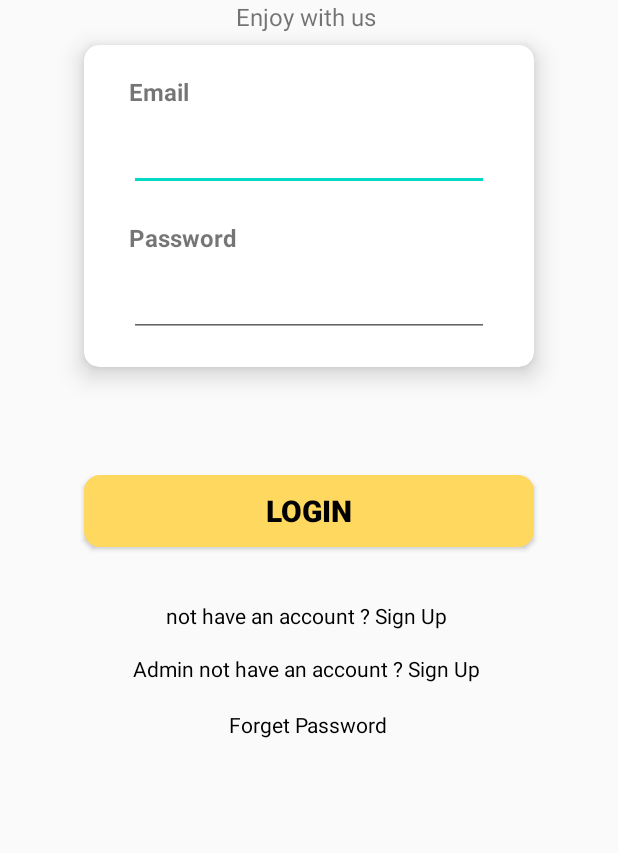
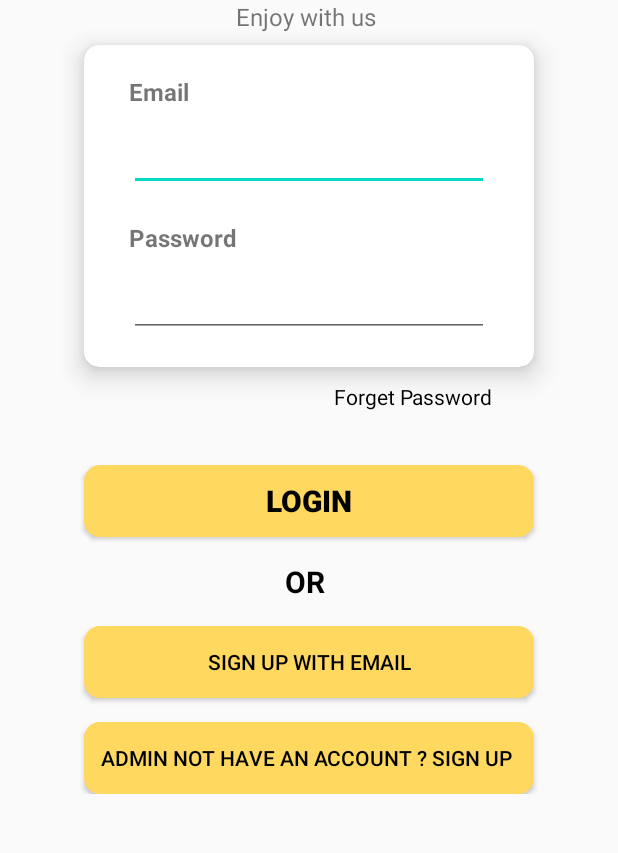
Before and after one commit to teamADJ/HappyPet, an Android app: the screen it shows after launch (LoginActivity), on a phone screen of 412 x 824 dp, the part 169-1022 px from its top. Run offline under Robolectric (Android 15) with nearby library versions, the phone set to English and light mode, and no system bars; our stand-ins replace Firebase (no records; nobody signed in at launch, a user with empty details on screens opened directly).

Commit message:
update kolom age

```diff
--- a/app/src/main/AndroidManifest.xml
+++ b/app/src/main/AndroidManifest.xml
@@ -9,7 +9,8 @@
         android:roundIcon="@mipmap/ic_launcher_round"
         android:supportsRtl="true"
         android:theme="@style/AppTheme">
-        <activity android:name=".UpdateEmail"></activity>
+        <activity android:name=".UpdateProfileActivity"></activity>
+        <activity android:name=".UpdateEmail" />
         <activity android:name=".AdminHome" />
         <activity android:name=".BottomNavigationActivity" />
         <activity android:name=".ForgetPasswordAdmin" />
--- a/app/src/main/java/com/adj/happypet/LoginActivity.java
+++ b/app/src/main/java/com/adj/happypet/LoginActivity.java
@@ -20,8 +20,8 @@ import com.google.firebase.auth.FirebaseAuth;
 import com.google.firebase.auth.FirebaseUser;
 
 public class LoginActivity extends AppCompatActivity {
-    private TextView register_link;
-    private TextView register_admin_link;
+    private Button btn_regis;
+    private Button btn_admin;
     private TextView forgetPass;
     private EditText edt_email_login;
     private EditText edt_pass_login;
@@ -42,7 +42,7 @@ public class LoginActivity extends AppCompatActivity {
         findID();
 
         //button direct ke register
-        register_link.setOnClickListener(new View.OnClickListener() {
+        btn_regis.setOnClickListener(new View.OnClickListener() {
             @Override
             public void onClick(View v) {
                 Intent move = new Intent(LoginActivity.this,RegisterActivity.class);
@@ -50,7 +50,7 @@ public class LoginActivity extends AppCompatActivity {
             }
         });
 
-        register_admin_link.setOnClickListener(new View.OnClickListener() {
+        btn_admin.setOnClickListener(new View.OnClickListener() {
             @Override
             public void onClick(View v) {
                 Intent move = new Intent(LoginActivity.this, AdminRegisterActivity.class);
@@ -135,13 +135,13 @@ public class LoginActivity extends AppCompatActivity {
     }
 
     private void findID() {
-        register_link = findViewById(R.id.register_link);
+        btn_regis = findViewById(R.id.register_btn);
         edt_email_login = findViewById(R.id.edt_email);
         edt_pass_login = findViewById(R.id.edt_pass);
         btn_login = findViewById(R.id.btn_login);
         progressBar = findViewById(R.id.progressBar_login);
         forgetPass = findViewById(R.id.forget_pass);
-        register_admin_link = findViewById(R.id.register_admin_link);
+        btn_admin = findViewById(R.id.register_admin_btn);
         btn_login_admin = findViewById(R.id.btn_admin_login);
     }
 }
--- a/app/src/main/java/com/adj/happypet/MainActivity.java
+++ b/app/src/main/java/com/adj/happypet/MainActivity.java
@@ -79,12 +79,12 @@ public class MainActivity extends AppCompatActivity {
 
                 if(userPofile != null){
                     String fullname = userPofile.getFullName();
-                    String age = userPofile.getAge();
+                //    String age = userPofile.getAge();
                     String email = userPofile.getEmail();
 
                     banner.setText("Welcome " + fullname + "!");
                     tv_nama.setText(fullname);
-                    tv_age.setText(age);
+           //         tv_age.setText(age);
                     tv_email.setText(email);
 
                 }
--- a/app/src/main/java/com/adj/happypet/RegisterActivity.java
+++ b/app/src/main/java/com/adj/happypet/RegisterActivity.java
@@ -182,7 +182,7 @@ public class RegisterActivity extends AppCompatActivity {
                 if (task.isSuccessful()) {
 
                     //user object realtime database
-                    User user = new User(fullname,age,email,password);
+                    User user = new User(fullname,email,password);
                     FirebaseDatabase.getInstance().getReference("Member").child(FirebaseAuth.getInstance().getCurrentUser().getUid())
                             .setValue(user).addOnCompleteListener(new OnCompleteListener<Void>() {
                         @Override
--- a/app/src/main/res/layout/activity_login.xml
+++ b/app/src/main/res/layout/activity_login.xml
@@ -6,15 +6,16 @@
     android:layout_height="match_parent"
 
     tools:context=".LoginActivity">
+
     <ScrollView
         android:layout_width="match_parent"
         android:layout_height="match_parent">
+
         <LinearLayout
             android:layout_width="match_parent"
             android:layout_height="match_parent"
-        android:orientation="vertical"
             android:gravity="center"
-        >
+            android:orientation="vertical">
 
             <TextView
                 android:id="@+id/HappyPetTV"
@@ -47,11 +48,10 @@
                 android:layout_height="wrap_content"
                 android:layout_gravity="center"
                 android:layout_marginTop="8dp"
-            android:layout_marginBottom="36dp"
+                android:layout_marginBottom="10dp"
                 app:cardCornerRadius="10dp"
                 app:cardElevation="10dp"
                 app:layout_constraintBottom_toTopOf="@+id/btn_login"
-
                 app:layout_constraintEnd_toEndOf="parent"
                 app:layout_constraintStart_toStartOf="parent"
                 app:layout_constraintTop_toBottomOf="@+id/happyPetTV">
@@ -65,14 +65,13 @@
                         android:id="@+id/login_email_tv"
                         android:layout_width="wrap_content"
                         android:layout_height="wrap_content"
+                        android:layout_marginLeft="30dp"
+                        android:layout_marginTop="20dp"
                         android:text="Email "
                         android:textSize="16sp"
                         android:textStyle="bold"
-                    android:layout_marginTop="20dp"
-                    android:layout_marginLeft="30dp"
-
                         app:layout_constraintEnd_toEndOf="parent"
-                    app:layout_constraintStart_toStartOf="parent"/>
+                        app:layout_constraintStart_toStartOf="parent" />
 
                     <EditText
                         android:id="@+id/edt_email"
@@ -84,21 +83,20 @@
                         android:ems="10"
 
                         android:inputType="textPersonName"
-                    app:layout_constraintTop_toBottomOf="@+id/login_email_tv"
-                    />
+                        app:layout_constraintTop_toBottomOf="@+id/login_email_tv" />
 
                     <TextView
                         android:id="@+id/login_password_tv"
                         android:layout_width="wrap_content"
                         android:layout_height="wrap_content"
+                        android:layout_marginLeft="30dp"
+                        android:layout_marginTop="20dp"
                         android:text="Password "
                         android:textSize="16sp"
                         android:textStyle="bold"
-                    android:layout_marginTop="20dp"
-                    android:layout_marginLeft="30dp"
-                    app:layout_constraintTop_toBottomOf="@+id/edt_email"
                         app:layout_constraintEnd_toEndOf="parent"
-                    app:layout_constraintStart_toStartOf="parent"/>
+                        app:layout_constraintStart_toStartOf="parent"
+                        app:layout_constraintTop_toBottomOf="@+id/edt_email" />
 
                     <EditText
                         android:id="@+id/edt_pass"
@@ -109,13 +107,24 @@
                         android:layout_marginRight="30dp"
                         android:layout_marginBottom="20dp"
                         android:ems="10"
-
                         android:inputType="textPassword"
                         app:layout_constraintTop_toBottomOf="@+id/login_password_tv" />
                 </LinearLayout>
 
 
             </androidx.cardview.widget.CardView>
+
+            <TextView
+                android:id="@+id/forget_pass"
+                android:layout_width="wrap_content"
+                android:layout_height="wrap_content"
+                android:layout_marginLeft="70dp"
+                android:text="Forget Password"
+                android:textColor="#000000"
+                app:layout_constraintEnd_toEndOf="parent"
+                app:layout_constraintHorizontal_bias="0.498"
+                app:layout_constraintStart_toStartOf="parent"
+                app:layout_constraintTop_toBottomOf="@+id/loginBox" />
 
             <Button
                 android:id="@+id/btn_login"
@@ -134,38 +143,44 @@
                 app:layout_constraintTop_toBottomOf="@+id/loginBox" />
 
             <TextView
-            android:id="@+id/register_link"
+                android:id="@+id/or_text"
                 android:layout_width="wrap_content"
                 android:layout_height="wrap_content"
-            android:layout_marginTop="36dp"
-            android:text="not have an account ? Sign Up "
+                android:layout_marginTop="16dp"
+                android:text="OR "
                 android:textColor="#000000"
+                android:textSize="20sp"
+                android:textStyle="bold"
                 app:layout_constraintEnd_toEndOf="parent"
                 app:layout_constraintStart_toStartOf="parent"
                 app:layout_constraintTop_toBottomOf="@+id/btn_login" />
 
-        <TextView
-            android:id="@+id/register_admin_link"
-            android:layout_width="wrap_content"
+
+            <Button
+                android:id="@+id/register_btn"
+                android:layout_width="300dp"
                 android:layout_height="wrap_content"
                 android:layout_marginTop="16dp"
+                android:background="@drawable/btn"
+                android:text="Sign Up with Email"
+                android:textColor="#000000"
+                app:layout_constraintCircleRadius="10dp"
+                app:layout_constraintEnd_toEndOf="parent"
+                app:layout_constraintStart_toStartOf="parent"
+                app:layout_constraintTop_toBottomOf="@+id/btn_login" />
+
+            <Button
+                android:id="@+id/register_admin_btn"
+                android:layout_width="300dp"
+                android:layout_height="wrap_content"
+                android:layout_marginTop="16dp"
+                android:background="@drawable/btn"
                 android:text="Admin not have an account ? Sign Up "
                 android:textColor="#000000"
+                app:layout_constraintCircleRadius="10dp"
                 app:layout_constraintEnd_toEndOf="parent"
                 app:layout_constraintStart_toStartOf="parent"
-            app:layout_constraintTop_toBottomOf="@+id/register_link"/>
-
-        <TextView
-            android:id="@+id/forget_pass"
-            android:layout_width="wrap_content"
-            android:layout_height="wrap_content"
-            android:layout_marginTop="18dp"
-            android:text="Forget Password"
-            android:textColor="#000000"
-            app:layout_constraintEnd_toEndOf="parent"
-            app:layout_constraintHorizontal_bias="0.498"
-            app:layout_constraintStart_toStartOf="parent"
-            app:layout_constraintTop_toBottomOf="@+id/register_admin_link" />
+                app:layout_constraintTop_toBottomOf="@+id/register_link" />
 
             <ProgressBar
                 android:id="@+id/progressBar_login"
```
Also changed, not shown: app/src/main/java/com/adj/happypet/HomeFragment.java (+16 -8 lines), app/src/main/java/com/adj/happypet/Model/User.java (+13 -11 lines), app/src/main/java/com/adj/happypet/RegisterUserFragment.java (+9 -9 lines), app/src/main/java/com/adj/happypet/UpdateActivity.java (+31 -31 lines), app/src/main/res/layout/fragment_bottom_home.xml (+14 -0 lines), app/src/main/res/layout/fragment_register_user.xml (+25 -25 lines). Lines whose indentation alone changed are shown as unchanged.
